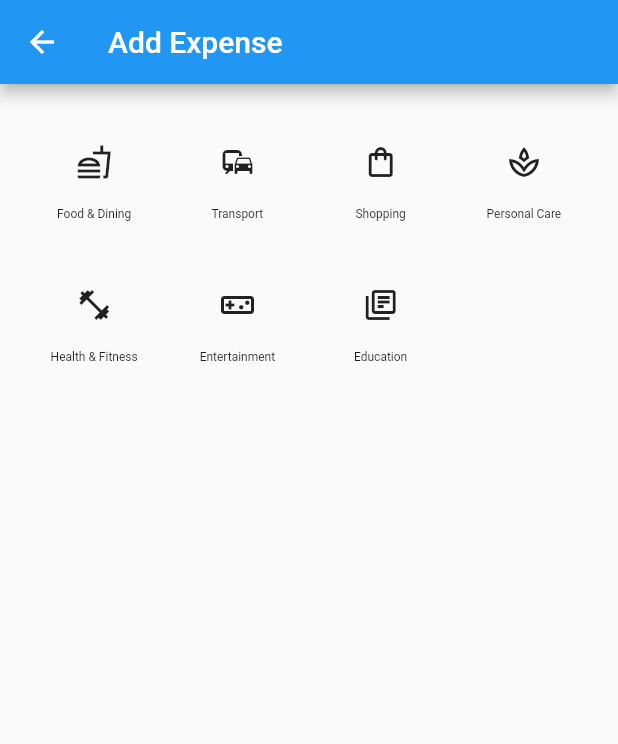
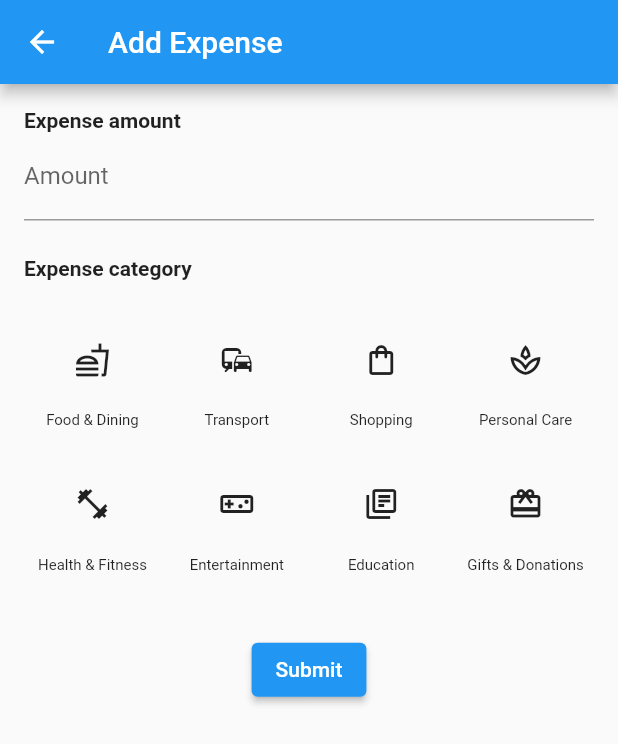
Before and after one commit to cshcsh3/nospend, a Flutter app: the ExpensePage screen opened directly, on a phone screen of 412 x 824 dp. Shown: the top 744 px of the screen. Run offline on Flutter 3.47's test engine with Material 2 defaults, Android fonts, the phone set to English and light mode, and no system bars.

Commit message:
Use grid view instead of slivers
Create function for category

```diff
--- a/lib/expense.dart
+++ b/lib/expense.dart
@@ -1,14 +1,36 @@
 import 'package:flutter/material.dart';
+import 'package:flutter/services.dart';
 
 class ExpensePage extends StatelessWidget {
+  final _formKey = GlobalKey<FormState>();
+
   @override
   Widget build(BuildContext context) {
+    const sizedBoxSpace = SizedBox(height: 24);
+
     return Scaffold(
-        appBar: AppBar(
-            title: Text('Add Expense')
-        ),
-        body: Categories()
-    );
+        appBar: AppBar(title: Text('Add Expense')),
+        body: Form(
+            key: _formKey,
+            child:
+                ListView(padding: const EdgeInsets.all(16), children: <Widget>[
+              Text('Expense amount',
+                  style: TextStyle(fontWeight: FontWeight.bold)),
+              TextFormField(
+                  keyboardType: TextInputType.number,
+                  decoration: InputDecoration(
+                      labelText: 'Amount',
+                      hintText: 'Enter expense amount spent')),
+              sizedBoxSpace,
+              Text('Expense category',
+                  style: TextStyle(fontWeight: FontWeight.bold)),
+              sizedBoxSpace,
+              Categories(),
+              sizedBoxSpace,
+              Center(
+                  child:
+                      ElevatedButton(onPressed: () {}, child: Text('Submit')))
+            ])));
   }
 }
 
@@ -20,160 +42,51 @@ class Categories extends StatefulWidget {
 }
 
 class CategoriesState extends State<Categories> {
-  @override
-  Widget build(BuildContext context) {
+  String selectedText = '';
 
-    return CustomScrollView(
-      primary: false,
-      slivers: <Widget>[
-        SliverPadding(
-          padding: const EdgeInsets.all(20),
-          sliver: SliverGrid.count(
-            crossAxisSpacing: 10,
-            mainAxisSpacing: 10,
-            crossAxisCount: 4,
-            children: <Widget>[
-              Container(
-                padding: const EdgeInsets.all(8),
-                child: Column(
-                  children: <Widget>[
-                    IconButton(
-                      icon: const Icon(Icons.fastfood_outlined),
-                      tooltip: 'Food & Dining',
-                      onPressed: () {},
-                    ),
-                    Expanded(child: Center(child: Text('Food & Dining', style: TextStyle(fontSize: 8))))
-                  ]
-                ),
-              ),
-              Container(
-                padding: const EdgeInsets.all(8),
-                child: Column(
-                    children: <Widget>[
-                      IconButton(
-                        icon: const Icon(Icons.commute_outlined),
-                        tooltip: 'Transport',
-                        onPressed: () {},
-                      ),
-                      Expanded(child: Center(child: Text('Transport', style: TextStyle(fontSize: 8))))
-                    ]
-                ),
-              ),
-              Container(
-                padding: const EdgeInsets.all(8),
-                child: Column(
-                    children: <Widget>[
-                      IconButton(
-                        icon: const Icon(Icons.shopping_bag_outlined),
-                        tooltip: 'Shopping',
-                        onPressed: () {},
-                      ),
-                      Expanded(child: Center(child: Text('Shopping', style: TextStyle(fontSize: 8))))
-                    ]
-                ),
-              ),
-              Container(
-                padding: const EdgeInsets.all(8),
-                child: Column(
-                    children: <Widget>[
-                      IconButton(
-                        icon: const Icon(Icons.spa_outlined),
-                        tooltip: 'Personal Care',
-                        onPressed: () {},
-                      ),
-                      Expanded(child: Center(child: Text('Personal Care', style: TextStyle(fontSize: 8))))
-                    ]
-                ),
-              ),
-              Container(
-                padding: const EdgeInsets.all(8),
-                child: Column(
-                    children: <Widget>[
-                      IconButton(
-                        icon: const Icon(Icons.fitness_center_outlined),
-                        tooltip: 'Health & Fitness',
-                        onPressed: () {},
-                      ),
-                      Expanded(child: Center(child: Text('Health & Fitness', style: TextStyle(fontSize: 8))))
-                    ]
-                ),
-              ),
-              Container(
-                padding: const EdgeInsets.all(8),
-                child: Column(
-                    children: <Widget>[
-                      IconButton(
-                        icon: const Icon(Icons.videogame_asset_outlined),
-                        tooltip: 'Entertainment',
-                        onPressed: () {},
-                      ),
-                      Expanded(child: Center(child: Text('Entertainment', style: TextStyle(fontSize: 8))))
-                    ]
-                ),
-              ),
-              Container(
-                padding: const EdgeInsets.all(8),
-                child: Column(
-                    children: <Widget>[
-                      IconButton(
-                        icon: const Icon(Icons.library_books_outlined),
-                        tooltip: 'Education',
-                        onPressed: () {},
-                      ),
-                      Expanded(child: Center(child: Text('Education', style: TextStyle(fontSize: 8))))
-                    ]
-                ),
-              ),
-            ],
+  Container Category(IconData icon, String text) {
+    return Container(
+        padding: const EdgeInsets.all(5),
+        child: Column(children: <Widget>[
+          IconButton(
+            icon: Icon(icon),
+            tooltip: text,
+            color: selectedText == text ? Colors.blueAccent : Colors.black87,
+            onPressed: () {
+              setState(() {
+                selectedText = text;
+              });
+            },
           ),
-        ),
-      ],
-    );
+          Expanded(
+              child: Center(
+                  child: Text(text,
+                      style: TextStyle(
+                          fontSize: 10,
+                          color: selectedText == text
+                              ? Colors.blueAccent
+                              : Colors.black87))))
+        ]));
   }
-}
-
-class ExpenseForm extends StatefulWidget {
-  @override
-  State<StatefulWidget> createState() {
-    return ExpenseFormState();
-  }
-}
-
-class ExpenseFormState extends State<ExpenseForm> {
-  final _formKey = GlobalKey<FormState>();
 
   @override
   Widget build(BuildContext context) {
-    const sizedBoxSpace = SizedBox(height: 24);
-
-    return Form(
-      key: _formKey,
-      child: Scrollbar(
-        child: SingleChildScrollView(
-          padding: EdgeInsets.symmetric(horizontal: 16),
-            child: Column(
-                children: [
-                  sizedBoxSpace,
-                  TextFormField(
-                      keyboardType: TextInputType.number,
-                      decoration: InputDecoration(
-                          labelText: 'Amount',
-                          hintText: 'Enter expense amount spent'
-                      )
-                  ),
-                  sizedBoxSpace,
-                  Text('Expense category'),
-                  sizedBoxSpace,
-                  Center(
-                      child: ElevatedButton(
-                          onPressed: () {},
-                          child: Text('Submit')
-                      )
-                  )
-                ]
-            )
-        )
-      )
-    );
+    return GridView.count(
+        physics: NeverScrollableScrollPhysics(),
+        // to disable GridView's scrolling
+        shrinkWrap: true,
+        crossAxisSpacing: 5,
+        mainAxisSpacing: 5,
+        crossAxisCount: 4,
+        children: <Widget>[
+          Category(Icons.fastfood_outlined, 'Food & Dining'),
+          Category(Icons.commute_outlined, 'Transport'),
+          Category(Icons.shopping_bag_outlined, 'Shopping'),
+          Category(Icons.spa_outlined, 'Personal Care'),
+          Category(Icons.fitness_center_outlined, 'Health & Fitness'),
+          Category(Icons.videogame_asset_outlined, 'Entertainment'),
+          Category(Icons.library_books_outlined, 'Education'),
+          Category(Icons.card_giftcard_outlined, 'Gifts & Donations'),
+        ]);
   }
 }
```
